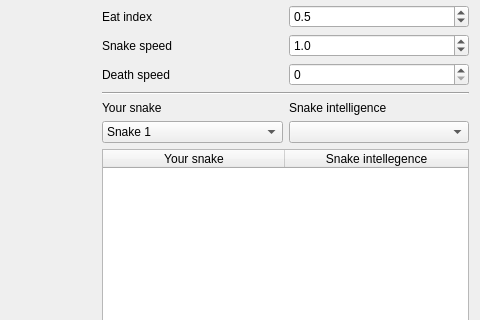
First picture: the form in GameWindow.ui, repository Nexen23/Snake, before the edit; both pictures show x 282 to 762 and y 101 to 421 of the 762 by 529 pixel window.
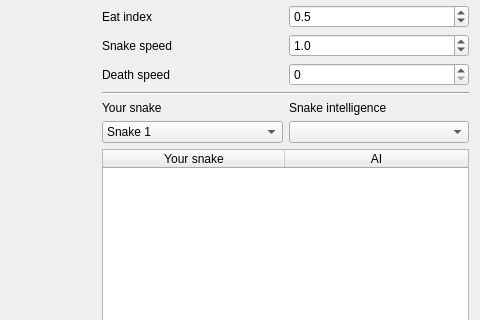
Second picture: the form after the edit. Icons and pictures are not drawn.

Commit message: edit column name in grid in GameWindow

Patch:
```diff
--- a/GameWindow.ui
+++ b/GameWindow.ui
@@ -243,7 +243,7 @@
         </column>
         <column>
          <property name="text">
-          <string>Snake intellegence</string>
+          <string>AI</string>
          </property>
         </column>
        </widget>
```
